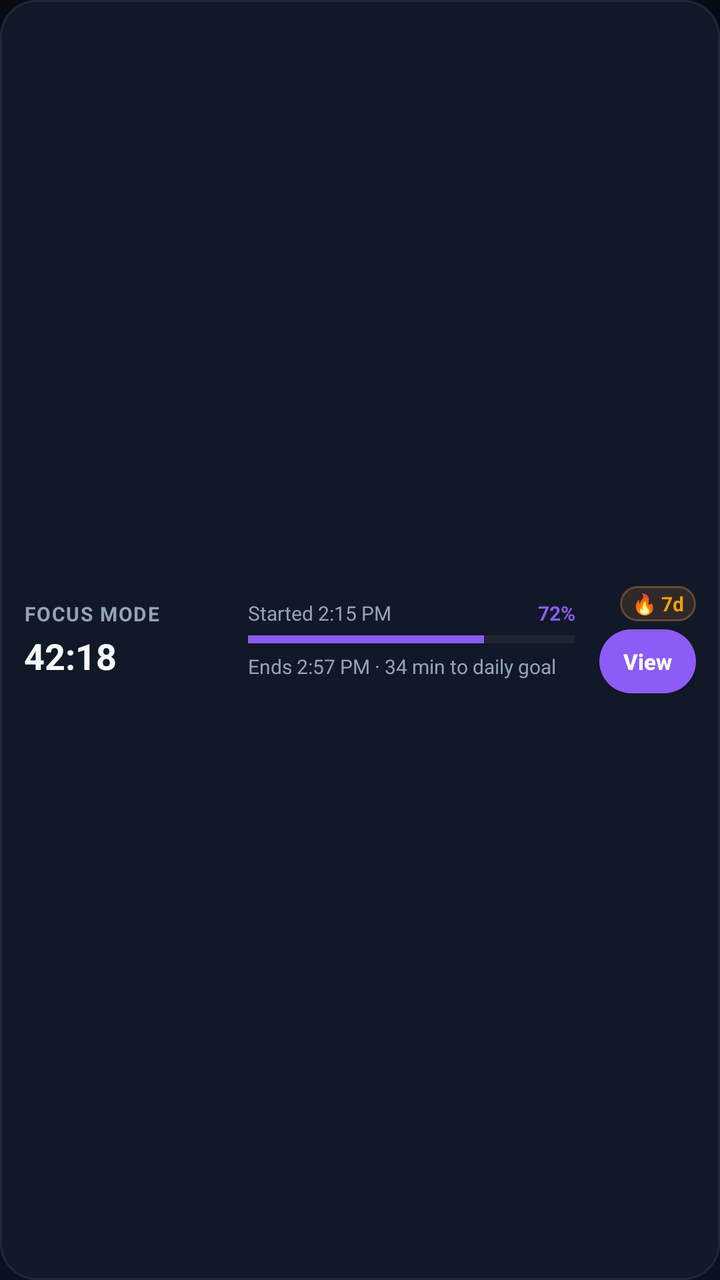
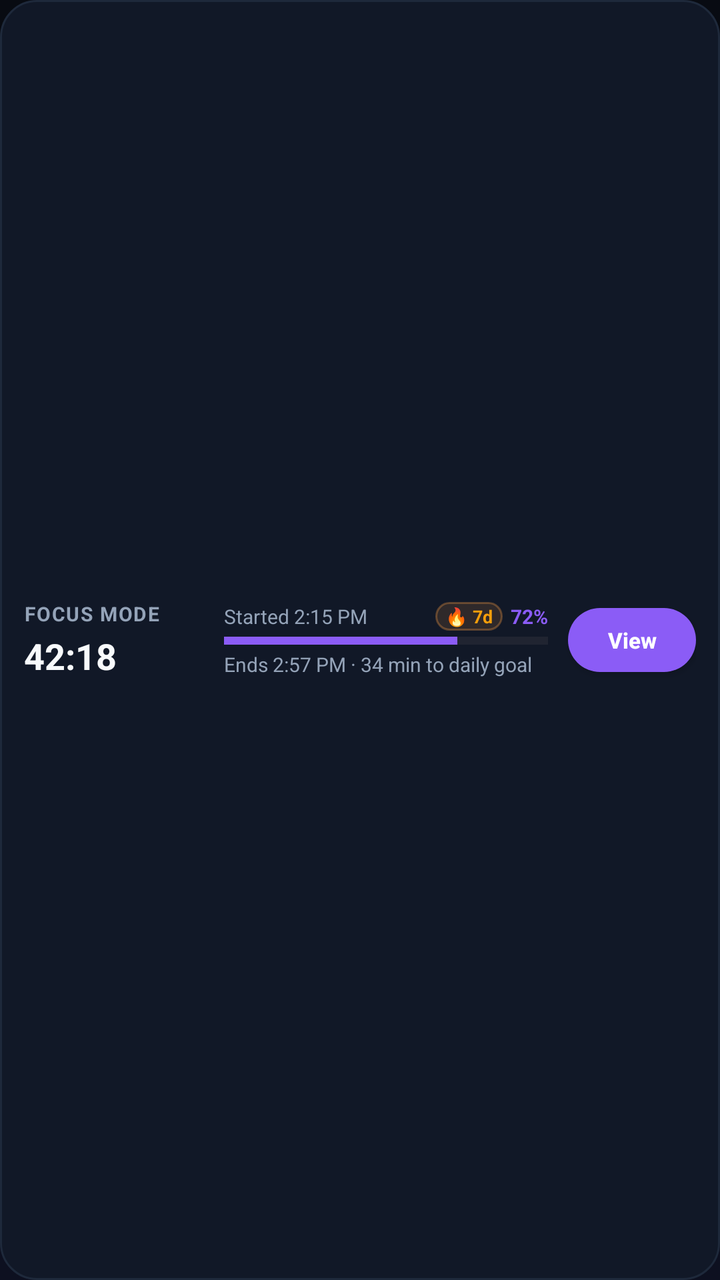

Before-and-after screenshots of an Android layout around one commit, followed by the original layout XML and the change that was made.
<!-- AndroidManifest.xml: application theme Theme.StayFocused -->
<!-- res/layout/widget_wide.xml -->
<?xml version="1.0" encoding="utf-8"?>
<LinearLayout xmlns:android="http://schemas.android.com/apk/res/android"
    android:id="@+id/widgetWideRoot"
    android:layout_width="match_parent"
    android:layout_height="match_parent"
    android:background="@drawable/bg_dashboard_card"
    android:orientation="horizontal"
    android:gravity="center_vertical"
    android:padding="12dp">

    
    <LinearLayout
        android:layout_width="wrap_content"
        android:layout_height="wrap_content"
        android:orientation="vertical"
        android:minWidth="100dp">

        <TextView
            android:id="@+id/tvWidgetWideMode"
            android:layout_width="wrap_content"
            android:layout_height="wrap_content"
            android:text="FOCUS MODE"
            android:textColor="@color/text_secondary"
            android:textSize="10sp"
            android:textStyle="bold"
            android:letterSpacing="0.06" />

        <TextView
            android:id="@+id/tvWidgetWideTimer"
            android:layout_width="wrap_content"
            android:layout_height="wrap_content"
            android:layout_marginTop="2dp"
            android:text="42:18"
            android:textColor="@color/text_primary"
            android:textSize="18sp"
            android:textStyle="bold" />
    </LinearLayout>

    
    <LinearLayout
        android:layout_width="0dp"
        android:layout_height="wrap_content"
        android:layout_weight="1"
        android:layout_marginStart="12dp"
        android:layout_marginEnd="12dp"
        android:orientation="vertical">

        <LinearLayout
            android:layout_width="match_parent"
            android:layout_height="wrap_content"
            android:orientation="horizontal">

            <TextView
                android:id="@+id/tvWidgetWideDetailLeft"
                android:layout_width="0dp"
                android:layout_height="wrap_content"
                android:layout_weight="1"
                android:text="Started 2:15 PM"
                android:textColor="@color/text_secondary"
                android:textSize="10sp" />

            <TextView
                android:id="@+id/tvWidgetWideDetailRight"
                android:layout_width="wrap_content"
                android:layout_height="wrap_content"
                android:text="72%"
                android:textColor="@color/brand_primary"
                android:textSize="10sp"
                android:textStyle="bold" />
        </LinearLayout>

        <ProgressBar
            android:id="@+id/progressWidgetWide"
            style="?android:attr/progressBarStyleHorizontal"
            android:layout_width="match_parent"
            android:layout_height="5dp"
            android:layout_marginTop="4dp"
            android:max="100"
            android:progress="72"
            android:progressTint="@color/brand_primary" />

        <TextView
            android:id="@+id/tvWidgetWideSub"
            android:layout_width="wrap_content"
            android:layout_height="wrap_content"
            android:layout_marginTop="4dp"
            android:text="Ends 2:57 PM · 34 min to daily goal"
            android:textColor="@color/text_secondary"
            android:textSize="10sp"
            android:maxLines="1"
            android:ellipsize="end" />
    </LinearLayout>

    
    <LinearLayout
        android:layout_width="wrap_content"
        android:layout_height="wrap_content"
        android:orientation="vertical"
        android:gravity="end">

        <TextView
            android:id="@+id/tvWidgetWideStreak"
            android:layout_width="wrap_content"
            android:layout_height="wrap_content"
            android:background="@drawable/widget_badge_streak"
            android:paddingStart="6dp"
            android:paddingEnd="6dp"
            android:paddingTop="2dp"
            android:paddingBottom="2dp"
            android:text="🔥 7d"
            android:textColor="@color/accent_streak"
            android:textSize="10sp"
            android:textStyle="bold" />

        <Button
            android:id="@+id/btnWidgetWideAction"
            android:layout_width="wrap_content"
            android:layout_height="32dp"
            android:layout_marginTop="4dp"
            android:background="@drawable/widget_btn_primary"
            android:minWidth="0dp"
            android:minHeight="0dp"
            android:paddingStart="12dp"
            android:paddingEnd="12dp"
            android:text="View"
            android:textAllCaps="false"
            android:textColor="@color/white"
            android:textSize="11sp"
            android:textStyle="bold" />
    </LinearLayout>

</LinearLayout>
<!-- resources referenced by this layout -->
<resources>
  <color name="accent_streak">#F59E0B</color>
  <color name="brand_primary">#8B5CF6</color>
  <color name="text_primary">#F8FAFC</color>
  <color name="text_secondary">#94A3B8</color>
  <color name="white">#FFFFFF</color>
  <!-- drawable bg_dashboard_card (drawable) -->
  <?xml version="1.0" encoding="utf-8"?>
  <shape xmlns:android="http://schemas.android.com/apk/res/android">
      <solid android:color="@color/card_surface" />
      <corners android:radius="18dp" />
      <stroke android:width="1dp" android:color="@color/card_border" />
  </shape>
  <!-- drawable widget_badge_streak (drawable) -->
  <?xml version="1.0" encoding="utf-8"?>
  <shape xmlns:android="http://schemas.android.com/apk/res/android">
      <solid android:color="#20FF9F43" />
      <corners android:radius="12dp" />
      <stroke android:width="1dp" android:color="#50FF9F43" />
  </shape>
  <!-- drawable widget_btn_primary (drawable) -->
  <?xml version="1.0" encoding="utf-8"?>
  <shape xmlns:android="http://schemas.android.com/apk/res/android">
      <solid android:color="@color/brand_primary" />
      <corners android:radius="18dp" />
  </shape>
  <style name="Theme.StayFocused" parent="Theme.Material3.DayNight.NoActionBar">
          <item name="colorPrimary">@color/brand_primary</item>
          <item name="colorPrimaryDark">@color/brand_primary_dark</item>
          <item name="colorSecondary">@color/secondary_teal</item>
          <item name="colorTertiary">@color/warning_amber</item>
          <item name="colorError">@color/strict_red</item>
          <item name="android:windowBackground">@drawable/bg_window_gradient</item>
          <item name="android:statusBarColor">@color/bg_light</item>
          <item name="android:navigationBarColor">@color/bg_light</item>
          <item name="android:windowLightStatusBar">false</item>
          <item name="android:windowLightNavigationBar">false</item>
          <item name="windowActionModeOverlay">true</item>
          <item name="android:windowActionModeOverlay">true</item>
      </style>
  <color name="card_surface">#111827</color>
  <color name="card_border">#1E293B</color>
  <color name="brand_primary_dark">#7C3AED</color>
  <color name="secondary_teal">#22D3EE</color>
  <color name="warning_amber">#F59E0B</color>
  <color name="strict_red">#EF4444</color>
  <!-- drawable bg_window_gradient (drawable) -->
  <?xml version="1.0" encoding="utf-8"?>
  <shape xmlns:android="http://schemas.android.com/apk/res/android">
      <gradient
          android:angle="270"
          android:startColor="#080B12"
          android:endColor="#0D1020"
          android:type="linear" />
  </shape>
  <color name="bg_light">#080B12</color>
</resources>

<!-- the commit's change to res/layout/widget_wide.xml (unified diff, before → after) -->
@@ -6,14 +6,17 @@
     android:background="@drawable/bg_dashboard_card"
     android:orientation="horizontal"
     android:gravity="center_vertical"
-    android:padding="12dp">
+    android:paddingStart="12dp"
+    android:paddingEnd="12dp"
+    android:paddingTop="8dp"
+    android:paddingBottom="8dp">
 
     
     <LinearLayout
         android:layout_width="wrap_content"
         android:layout_height="wrap_content"
         android:orientation="vertical"
-        android:minWidth="100dp">
+        android:minWidth="90dp">
 
         <TextView
             android:id="@+id/tvWidgetWideMode"
@@ -23,7 +26,9 @@
             android:textColor="@color/text_secondary"
             android:textSize="10sp"
             android:textStyle="bold"
-            android:letterSpacing="0.06" />
+            android:letterSpacing="0.06"
+            android:maxLines="1"
+            android:ellipsize="end" />
 
         <TextView
             android:id="@+id/tvWidgetWideTimer"
@@ -33,7 +38,9 @@
             android:text="42:18"
             android:textColor="@color/text_primary"
             android:textSize="18sp"
-            android:textStyle="bold" />
+            android:textStyle="bold"
+            android:maxLines="1"
+            android:ellipsize="end" />
     </LinearLayout>
 
     
@@ -41,14 +48,16 @@
         android:layout_width="0dp"
         android:layout_height="wrap_content"
         android:layout_weight="1"
-        android:layout_marginStart="12dp"
-        android:layout_marginEnd="12dp"
-        android:orientation="vertical">
+        android:layout_marginStart="10dp"
+        android:layout_marginEnd="10dp"
+        android:orientation="vertical"
+        android:gravity="center_vertical">
 
         <LinearLayout
             android:layout_width="match_parent"
             android:layout_height="wrap_content"
-            android:orientation="horizontal">
+            android:orientation="horizontal"
+            android:gravity="center_vertical">
 
             <TextView
                 android:id="@+id/tvWidgetWideDetailLeft"
@@ -57,7 +66,25 @@
                 android:layout_weight="1"
                 android:text="Started 2:15 PM"
                 android:textColor="@color/text_secondary"
-                android:textSize="10sp" />
+                android:textSize="10sp"
+                android:maxLines="1"
+                android:ellipsize="end" />
+
+            <TextView
+                android:id="@+id/tvWidgetWideStreak"
+                android:layout_width="wrap_content"
+                android:layout_height="wrap_content"
+                android:layout_marginStart="4dp"
+                android:layout_marginEnd="4dp"
+                android:background="@drawable/widget_badge_streak"
+                android:paddingStart="5dp"
+                android:paddingEnd="5dp"
+                android:paddingTop="1dp"
+                android:paddingBottom="1dp"
+                android:text="🔥 7d"
+                android:textColor="@color/accent_streak"
+                android:textSize="9sp"
+                android:textStyle="bold" />
 
             <TextView
                 android:id="@+id/tvWidgetWideDetailRight"
@@ -73,8 +100,8 @@
             android:id="@+id/progressWidgetWide"
             style="?android:attr/progressBarStyleHorizontal"
             android:layout_width="match_parent"
-            android:layout_height="5dp"
-            android:layout_marginTop="4dp"
+            android:layout_height="4dp"
+            android:layout_marginTop="3dp"
             android:max="100"
             android:progress="72"
             android:progressTint="@color/brand_primary" />
@@ -83,7 +110,7 @@
             android:id="@+id/tvWidgetWideSub"
             android:layout_width="wrap_content"
             android:layout_height="wrap_content"
-            android:layout_marginTop="4dp"
+            android:layout_marginTop="3dp"
             android:text="Ends 2:57 PM · 34 min to daily goal"
             android:textColor="@color/text_secondary"
             android:textSize="10sp"
@@ -92,41 +119,22 @@
     </LinearLayout>
 
     
-    <LinearLayout
+    <Button
+        android:id="@+id/btnWidgetWideAction"
         android:layout_width="wrap_content"
-        android:layout_height="wrap_content"
-        android:orientation="vertical"
-        android:gravity="end">
-
-        <TextView
-            android:id="@+id/tvWidgetWideStreak"
-            android:layout_width="wrap_content"
-            android:layout_height="wrap_content"
-            android:background="@drawable/widget_badge_streak"
-            android:paddingStart="6dp"
-            android:paddingEnd="6dp"
-            android:paddingTop="2dp"
-            android:paddingBottom="2dp"
-            android:text="🔥 7d"
-            android:textColor="@color/accent_streak"
-            android:textSize="10sp"
-            android:textStyle="bold" />
-
-        <Button
-            android:id="@+id/btnWidgetWideAction"
-            android:layout_width="wrap_content"
-            android:layout_height="32dp"
-            android:layout_marginTop="4dp"
-            android:background="@drawable/widget_btn_primary"
-            android:minWidth="0dp"
-            android:minHeight="0dp"
-            android:paddingStart="12dp"
-            android:paddingEnd="12dp"
-            android:text="View"
-            android:textAllCaps="false"
-            android:textColor="@color/white"
-            android:textSize="11sp"
-            android:textStyle="bold" />
-    </LinearLayout>
+        android:layout_height="32dp"
+        android:layout_gravity="center_vertical"
+        android:background="@drawable/widget_btn_primary"
+        android:minWidth="64dp"
+        android:minHeight="0dp"
+        android:paddingStart="12dp"
+        android:paddingEnd="12dp"
+        android:paddingTop="0dp"
+        android:paddingBottom="0dp"
+        android:text="View"
+        android:textAllCaps="false"
+        android:textColor="@color/white"
+        android:textSize="11sp"
+        android:textStyle="bold" />
 
 </LinearLayout>
